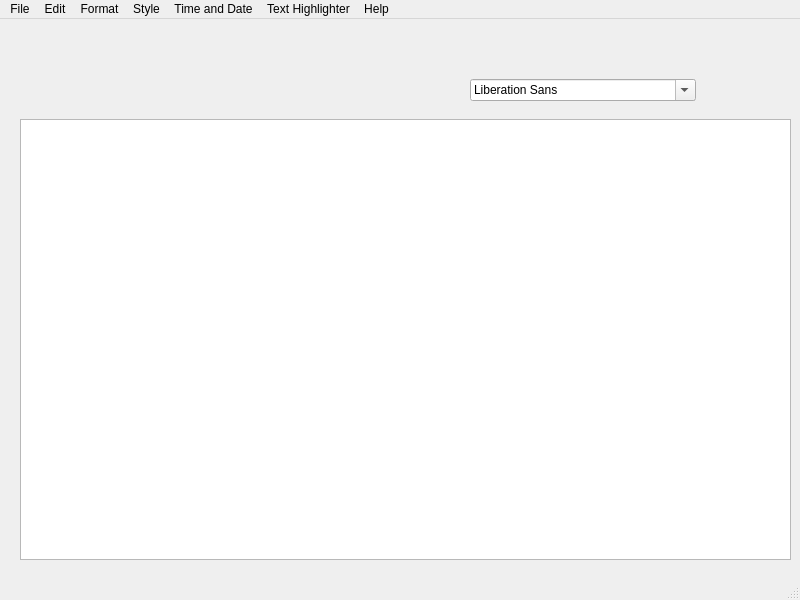
Before: the Qt Designer form designe.ui in Hataee78/AP_Project_Mortazavi_Ataee_Haj, drawn with Qt 5.
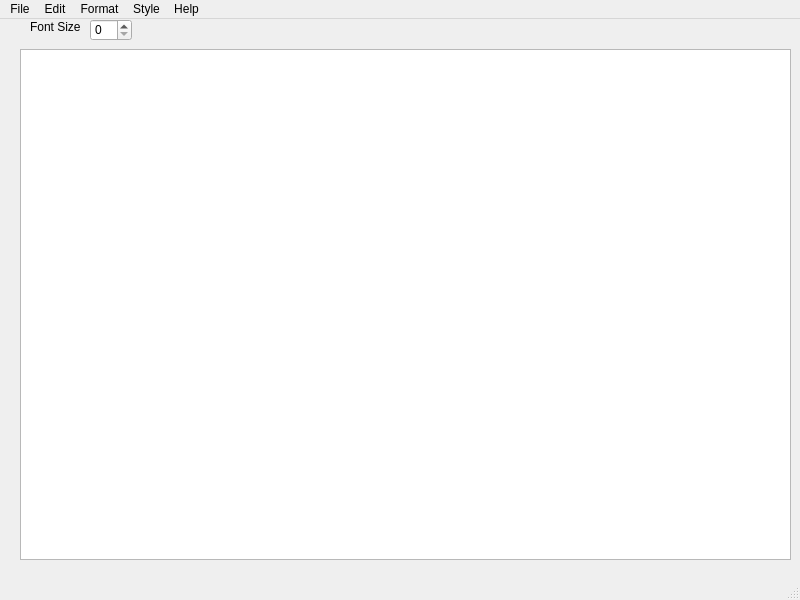
After: the same form once the commit is applied.

```diff
--- a/designe.ui
+++ b/designe.ui
@@ -14,23 +14,36 @@
    <string>MainWindow</string>
   </property>
   <widget class="QWidget" name="centralwidget">
-   <widget class="QFontComboBox" name="fontComboBox">
-    <property name="geometry">
-     <rect>
-      <x>470</x>
-      <y>60</y>
-      <width>226</width>
-      <height>22</height>
-     </rect>
-    </property>
-   </widget>
    <widget class="QTextEdit" name="textEdit">
     <property name="geometry">
      <rect>
       <x>20</x>
-      <y>100</y>
+      <y>30</y>
       <width>771</width>
-      <height>441</height>
+      <height>511</height>
+     </rect>
+    </property>
+   </widget>
+   <widget class="QLabel" name="label">
+    <property name="geometry">
+     <rect>
+      <x>30</x>
+      <y>0</y>
+      <width>55</width>
+      <height>16</height>
+     </rect>
+    </property>
+    <property name="text">
+     <string>Font Size</string>
+    </property>
+   </widget>
+   <widget class="QSpinBox" name="FontSize">
+    <property name="geometry">
+     <rect>
+      <x>90</x>
+      <y>0</y>
+      <width>42</width>
+      <height>22</height>
      </rect>
     </property>
    </widget>
@@ -90,19 +103,6 @@
     <addaction name="actionType_Name"/>
     <addaction name="actionJusstify"/>
    </widget>
-   <widget class="QMenu" name="menuTime_and_Date">
-    <property name="title">
-     <string>Time and Date</string>
-    </property>
-    <addaction name="actionTime"/>
-    <addaction name="actionDate"/>
-   </widget>
-   <widget class="QMenu" name="menuText_Highliter">
-    <property name="title">
-     <string>Text Highlighter</string>
-    </property>
-    <addaction name="actionText_Highlite"/>
-   </widget>
    <widget class="QMenu" name="menuHelp">
     <property name="title">
      <string>Help</string>
@@ -114,8 +114,6 @@
    <addaction name="menuEdit"/>
    <addaction name="menuFormat"/>
    <addaction name="menuStyle"/>
-   <addaction name="menuTime_and_Date"/>
-   <addaction name="menuText_Highliter"/>
    <addaction name="menuHelp"/>
   </widget>
   <action name="actionOpen">
```
